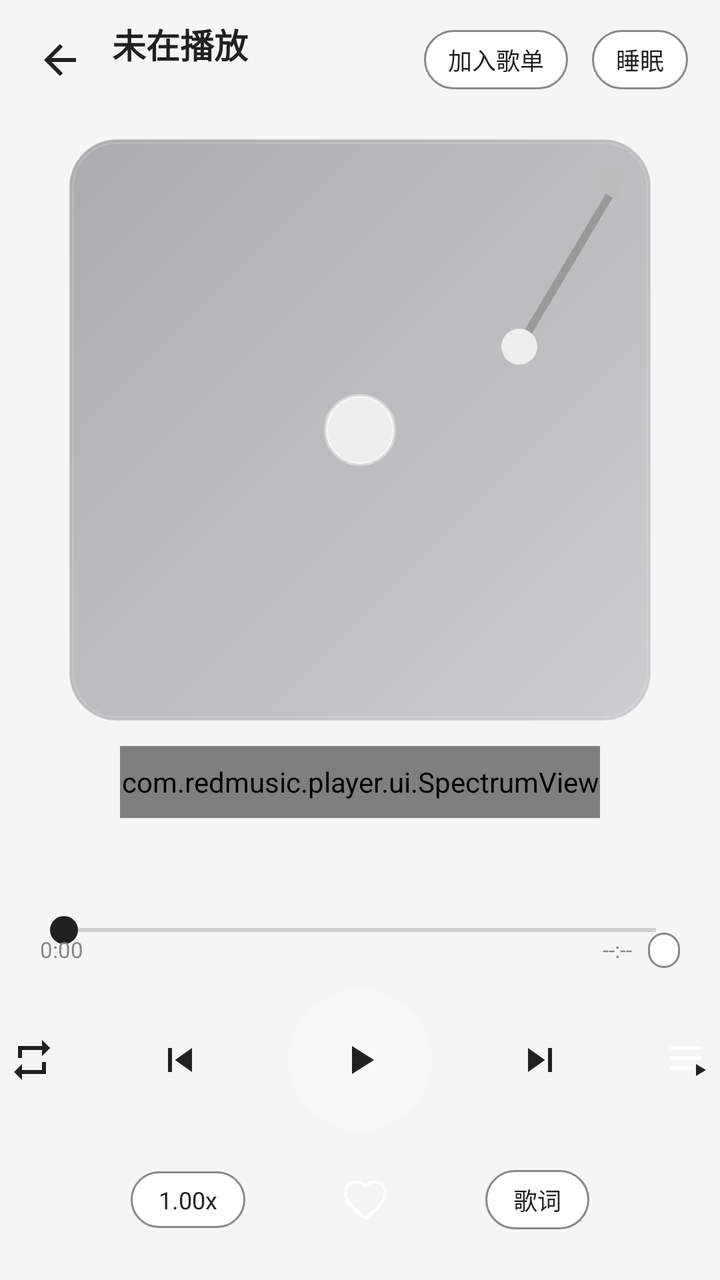
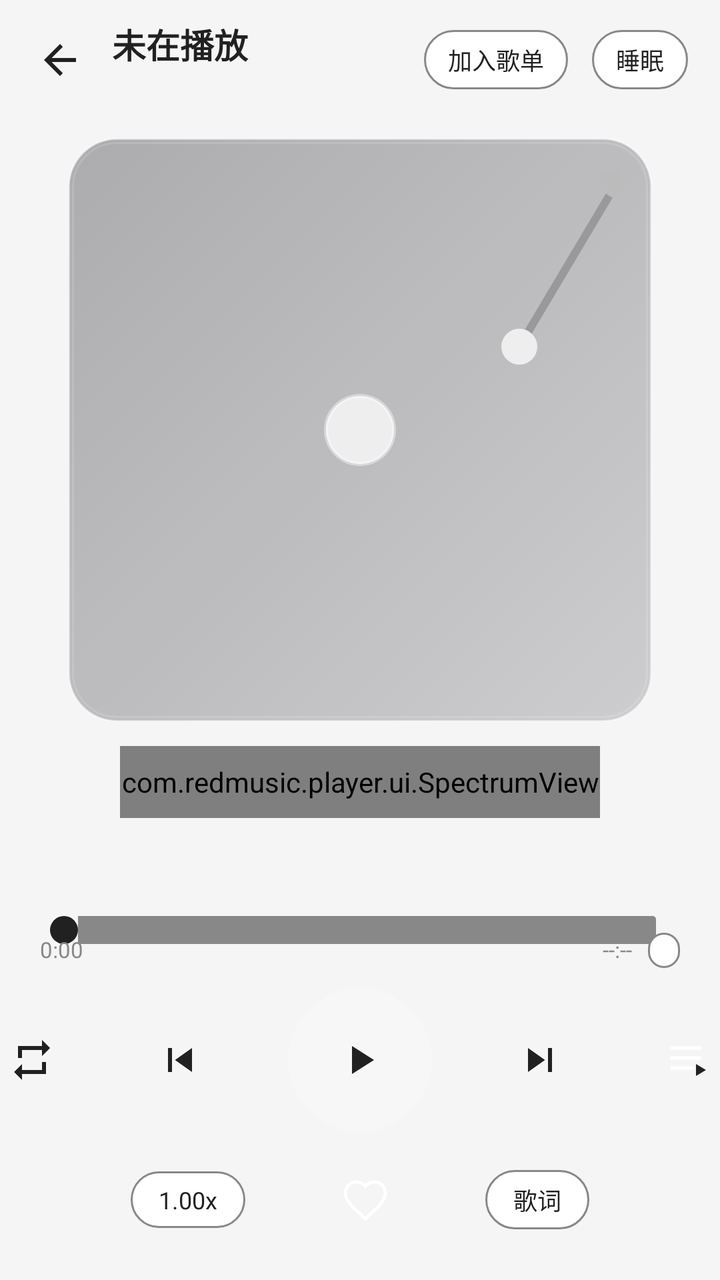

Screens rendered from an Android XML layout before and after an edit, with the pre-edit source and the edit as a unified diff.
<!-- AndroidManifest.xml: application theme Theme.RedMusic -->
<!-- res/layout/activity_player.xml -->
<?xml version="1.0" encoding="utf-8"?>
<FrameLayout xmlns:android="http://schemas.android.com/apk/res/android"
    android:layout_width="match_parent"
    android:layout_height="match_parent"
    android:background="@color/bg">

    <ImageView
        android:id="@+id/player_bg_blur"
        android:layout_width="match_parent"
        android:layout_height="match_parent"
        android:visibility="gone"
        android:scaleType="centerCrop" />

    <View
        android:id="@+id/player_bg_gradient"
        android:layout_width="match_parent"
        android:layout_height="match_parent" />

    <LinearLayout
        android:layout_width="match_parent"
        android:layout_height="match_parent"
        android:orientation="vertical"
        android:paddingBottom="20dp">

        
        <LinearLayout
            android:layout_width="match_parent"
            android:layout_height="wrap_content"
            android:gravity="center_vertical"
            android:orientation="horizontal"
            android:paddingStart="8dp"
            android:paddingTop="8dp"
            android:paddingEnd="16dp">

            <ImageButton
                android:id="@+id/player_back"
                android:layout_width="44dp"
                android:layout_height="44dp"
                android:background="@android:color/transparent"
                android:src="@drawable/ic_arrow_back"
                android:contentDescription="返回" />

            <LinearLayout
                android:layout_width="0dp"
                android:layout_height="wrap_content"
                android:layout_marginStart="4dp"
                android:layout_weight="1"
                android:orientation="vertical">

                <TextView
                    android:id="@+id/player_title"
                    android:layout_width="match_parent"
                    android:layout_height="wrap_content"
                    android:ellipsize="end"
                    android:maxLines="1"
                    android:text="未在播放"
                    android:textColor="@color/text_primary"
                    android:textSize="17sp"
                    android:textStyle="bold" />

                <TextView
                    android:id="@+id/player_artist"
                    android:layout_width="match_parent"
                    android:layout_height="wrap_content"
                    android:ellipsize="end"
                    android:maxLines="1"
                    android:text=""
                    android:textColor="@color/text_secondary"
                    android:textSize="12sp" />
            </LinearLayout>

            <TextView
                android:id="@+id/player_add_playlist"
                android:layout_width="wrap_content"
                android:layout_height="wrap_content"
                android:layout_marginEnd="12dp"
                android:background="@drawable/bg_chip"
                android:paddingStart="12dp"
                android:paddingTop="6dp"
                android:paddingEnd="12dp"
                android:paddingBottom="6dp"
                android:text="加入歌单"
                android:textColor="@color/text_primary"
                android:textSize="12sp" />

            <TextView
                android:id="@+id/player_timer"
                android:layout_width="wrap_content"
                android:layout_height="wrap_content"
                android:background="@drawable/bg_chip"
                android:paddingStart="12dp"
                android:paddingTop="6dp"
                android:paddingEnd="12dp"
                android:paddingBottom="6dp"
                android:text="睡眠"
                android:textColor="@color/text_primary"
                android:textSize="12sp" />
        </LinearLayout>

        
        <FrameLayout
            android:layout_width="match_parent"
            android:layout_height="0dp"
            android:layout_weight="1">

            <com.redmusic.player.ui.LyricView
                android:id="@+id/player_lyric_view"
                android:layout_width="match_parent"
                android:layout_height="match_parent"
                android:visibility="gone" />

            <LinearLayout
                android:layout_width="match_parent"
                android:layout_height="match_parent"
                android:gravity="center"
                android:orientation="vertical">

                <FrameLayout
                    android:id="@+id/player_cd_container"
                    android:layout_width="wrap_content"
                    android:layout_height="wrap_content"
                    android:background="@drawable/bg_cd_case"
                    android:padding="16dp">

                    <ImageView
                        android:id="@+id/player_cover"
                        android:layout_width="260dp"
                        android:layout_height="260dp"
                        android:contentDescription="封面"
                        android:scaleType="centerCrop" />

                    <View
                        android:id="@+id/player_cd_hole"
                        android:layout_width="36dp"
                        android:layout_height="36dp"
                        android:layout_gravity="center"
                        android:background="@drawable/bg_cd_hole" />

                    <ImageView
                        android:id="@+id/player_tonearm"
                        android:layout_width="120dp"
                        android:layout_height="140dp"
                        android:layout_gravity="top|end"
                        android:layout_marginTop="-8dp"
                        android:layout_marginEnd="-12dp"
                        android:src="@drawable/ic_tonearm" />
                </FrameLayout>

                <com.redmusic.player.ui.SpectrumView
                    android:id="@+id/player_spectrum"
                    android:layout_width="match_parent"
                    android:layout_height="36dp"
                    android:layout_marginStart="60dp"
                    android:layout_marginTop="12dp"
                    android:layout_marginEnd="60dp" />

                <TextView
                    android:id="@+id/player_lyric_line"
                    android:layout_width="match_parent"
                    android:layout_height="wrap_content"
                    android:layout_marginStart="32dp"
                    android:layout_marginTop="14dp"
                    android:layout_marginEnd="32dp"
                    android:ellipsize="end"
                    android:gravity="center"
                    android:maxLines="1"
                    android:text=""
                    android:textColor="@color/text_primary"
                    android:textSize="13sp" />
            </LinearLayout>
        </FrameLayout>

        
        <SeekBar
            android:id="@+id/player_seek"
            android:layout_width="match_parent"
            android:layout_height="wrap_content"
            android:layout_marginStart="16dp"
            android:layout_marginEnd="16dp"
            android:max="1000"
            android:progressTint="@color/text_secondary"
            android:thumb="@drawable/seek_thumb" />

        <LinearLayout
            android:layout_width="match_parent"
            android:layout_height="wrap_content"
            android:layout_marginTop="-6dp"
            android:orientation="horizontal"
            android:paddingStart="20dp"
            android:paddingEnd="20dp">

            <TextView
                android:id="@+id/player_cur_time"
                android:layout_width="wrap_content"
                android:layout_height="wrap_content"
                android:text="0:00"
                android:textColor="@color/text_secondary"
                android:textSize="11sp" />

            <Space
                android:layout_width="0dp"
                android:layout_height="1dp"
                android:layout_weight="1" />

            <TextView
                android:id="@+id/player_total_time"
                android:layout_width="wrap_content"
                android:layout_height="wrap_content"
                android:text="--:--"
                android:textColor="@color/text_secondary"
                android:textSize="11sp" />

            <TextView
                android:id="@+id/player_full_time"
                android:layout_width="wrap_content"
                android:layout_height="wrap_content"
                android:layout_marginStart="8dp"
                android:background="@drawable/bg_chip"
                android:paddingStart="8dp"
                android:paddingTop="2dp"
                android:paddingEnd="8dp"
                android:paddingBottom="2dp"
                android:text=""
                android:textColor="@color/text_secondary"
                android:textSize="10sp" />
        </LinearLayout>

        
        <LinearLayout
            android:layout_width="match_parent"
            android:layout_height="wrap_content"
            android:layout_marginTop="10dp"
            android:gravity="center"
            android:orientation="horizontal">

            <ImageButton
                android:id="@+id/player_mode"
                android:layout_width="40dp"
                android:layout_height="40dp"
                android:background="@android:color/transparent"
                android:src="@drawable/ic_repeat"
                android:contentDescription="播放模式" />

            <ImageButton
                android:id="@+id/player_prev"
                android:layout_width="48dp"
                android:layout_height="48dp"
                android:layout_marginStart="30dp"
                android:background="@android:color/transparent"
                android:src="@drawable/ic_prev"
                android:contentDescription="上一曲" />

            <ImageButton
                android:id="@+id/player_play"
                android:layout_width="72dp"
                android:layout_height="72dp"
                android:layout_marginStart="30dp"
                android:background="@drawable/bg_play"
                android:src="@drawable/ic_play"
                android:contentDescription="播放/暂停" />

            <ImageButton
                android:id="@+id/player_next"
                android:layout_width="48dp"
                android:layout_height="48dp"
                android:layout_marginStart="30dp"
                android:background="@android:color/transparent"
                android:src="@drawable/ic_next"
                android:contentDescription="下一曲" />

            <ImageButton
                android:id="@+id/player_playlist"
                android:layout_width="40dp"
                android:layout_height="40dp"
                android:layout_marginStart="30dp"
                android:background="@android:color/transparent"
                android:src="@drawable/ic_playlist"
                android:contentDescription="播放列表" />
        </LinearLayout>

        
        <LinearLayout
            android:layout_width="match_parent"
            android:layout_height="wrap_content"
            android:layout_marginTop="14dp"
            android:gravity="center"
            android:orientation="horizontal">

            <TextView
                android:id="@+id/player_speed"
                android:layout_width="wrap_content"
                android:layout_height="wrap_content"
                android:background="@drawable/bg_chip"
                android:paddingStart="14dp"
                android:paddingTop="6dp"
                android:paddingEnd="14dp"
                android:paddingBottom="6dp"
                android:text="1.00x"
                android:textColor="@color/text_primary"
                android:textSize="12sp" />

            <ImageButton
                android:id="@+id/player_fav"
                android:layout_width="40dp"
                android:layout_height="40dp"
                android:layout_marginStart="40dp"
                android:background="@android:color/transparent"
                android:src="@drawable/ic_heart"
                android:contentDescription="收藏" />

            <TextView
                android:id="@+id/player_lyric_toggle"
                android:layout_width="wrap_content"
                android:layout_height="wrap_content"
                android:layout_marginStart="40dp"
                android:background="@drawable/bg_chip"
                android:paddingStart="14dp"
                android:paddingTop="6dp"
                android:paddingEnd="14dp"
                android:paddingBottom="6dp"
                android:text="歌词"
                android:textColor="@color/text_primary"
                android:textSize="12sp" />
        </LinearLayout>
    </LinearLayout>
</FrameLayout>
<!-- resources referenced by this layout -->
<resources>
  <color name="bg">#F5F5F5</color>
  <color name="text_primary">#212121</color>
  <color name="text_secondary">#888888</color>
  <!-- drawable bg_cd_hole (drawable) -->
  <?xml version="1.0" encoding="utf-8"?>
  <shape xmlns:android="http://schemas.android.com/apk/res/android"
      android:shape="oval">
      <solid android:color="#EEEEEE" />
      <stroke android:width="2dp" android:color="#66FFFFFF" />
  </shape>
  <!-- drawable bg_chip (drawable) -->
  <?xml version="1.0" encoding="utf-8"?>
  <shape xmlns:android="http://schemas.android.com/apk/res/android">
      <solid android:color="@color/bg_card" />
      <corners android:radius="20dp" />
      <stroke android:width="1dp" android:color="@color/text_secondary" />
  </shape>
  <!-- drawable bg_play (drawable) -->
  <?xml version="1.0" encoding="utf-8"?>
  <shape xmlns:android="http://schemas.android.com/apk/res/android">
      <solid android:color="#33FFFFFF" />
      <corners android:radius="36dp" />
  </shape>
  <!-- drawable ic_next (drawable) -->
  <?xml version="1.0" encoding="utf-8"?>
  <vector xmlns:android="http://schemas.android.com/apk/res/android"
      android:width="24dp" android:height="24dp"
      android:viewportWidth="24" android:viewportHeight="24">
      <path android:fillColor="@color/text_primary" android:pathData="M6,18l8.5,-6L6,6v12zM16,6v12h2V6h-2z" />
  </vector>
  <!-- drawable ic_play (drawable) -->
  <?xml version="1.0" encoding="utf-8"?>
  <vector xmlns:android="http://schemas.android.com/apk/res/android"
      android:width="24dp" android:height="24dp"
      android:viewportWidth="24" android:viewportHeight="24">
      <path android:fillColor="@color/text_primary" android:pathData="M8,5v14l11,-7z" />
  </vector>
  <!-- drawable ic_prev (drawable) -->
  <?xml version="1.0" encoding="utf-8"?>
  <vector xmlns:android="http://schemas.android.com/apk/res/android"
      android:width="24dp" android:height="24dp"
      android:viewportWidth="24" android:viewportHeight="24">
      <path android:fillColor="@color/text_primary" android:pathData="M6,6h2v12H6zM9.5,12l8.5,6V6z" />
  </vector>
  <!-- drawable ic_repeat (drawable) -->
  <?xml version="1.0" encoding="utf-8"?>
  <vector xmlns:android="http://schemas.android.com/apk/res/android"
      android:width="24dp" android:height="24dp"
      android:viewportWidth="24" android:viewportHeight="24">
      <path android:fillColor="@color/text_primary" android:pathData="M7,7h10v3l4,-4l-4,-4v3H5v6h2V7zM17,17H7v-3l-4,4l4,4v-3h12v-6h-2v4z" />
  </vector>
  <!-- drawable seek_thumb (drawable) -->
  <?xml version="1.0" encoding="utf-8"?>
  <shape xmlns:android="http://schemas.android.com/apk/res/android"
      android:shape="oval">
      <solid android:color="@color/text_primary" />
      <size
          android:width="14dp"
          android:height="14dp" />
  </shape>
  <color name="bg_card">#FFFFFF</color>
  <color name="red">#C20C0C</color>
  <color name="red_light">#FF6B6B</color>
  <!-- unchanged entries left out for length: 6 -->
</resources>

<!-- the commit's change to res/layout/activity_player.xml (unified diff, before → after) -->
@@ -178,7 +178,7 @@
             android:layout_marginStart="16dp"
             android:layout_marginEnd="16dp"
             android:max="1000"
-            android:progressTint="@color/text_secondary"
+            android:progressDrawable="@drawable/bg_seek_progress"
             android:thumb="@drawable/seek_thumb" />
 
         <LinearLayout
<!-- resource entries referenced after the edit -->
@@ -23,6 +23,28 @@
       <solid android:color="#33FFFFFF" />
       <corners android:radius="36dp" />
   </shape>
+  <!-- drawable bg_seek_progress (drawable) -->
+  <?xml version="1.0" encoding="utf-8"?>
+  <layer-list xmlns:android="http://schemas.android.com/apk/res/android">
+      
+      <item android:id="@android:id/background">
+          <shape android:shape="rectangle">
+              <size android:height="3dp" />
+              <corners android:radius="1.5dp" />
+              <solid android:color="@color/text_secondary" />
+          </shape>
+      </item>
+      
+      <item android:id="@android:id/progress">
+          <clip>
+              <shape android:shape="rectangle">
+                  <size android:height="3dp" />
+                  <corners android:radius="1.5dp" />
+                  <solid android:color="@color/text_primary" />
+              </shape>
+          </clip>
+      </item>
+  </layer-list>
   <!-- drawable ic_next (drawable) -->
   <?xml version="1.0" encoding="utf-8"?>
   <vector xmlns:android="http://schemas.android.com/apk/res/android"
